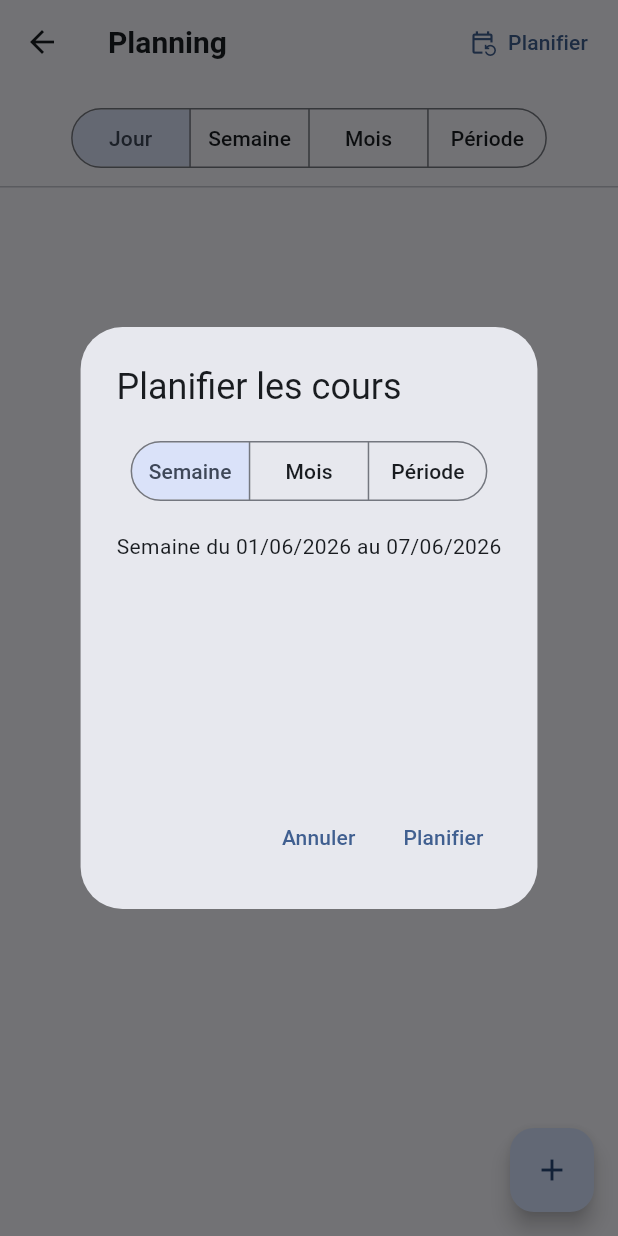
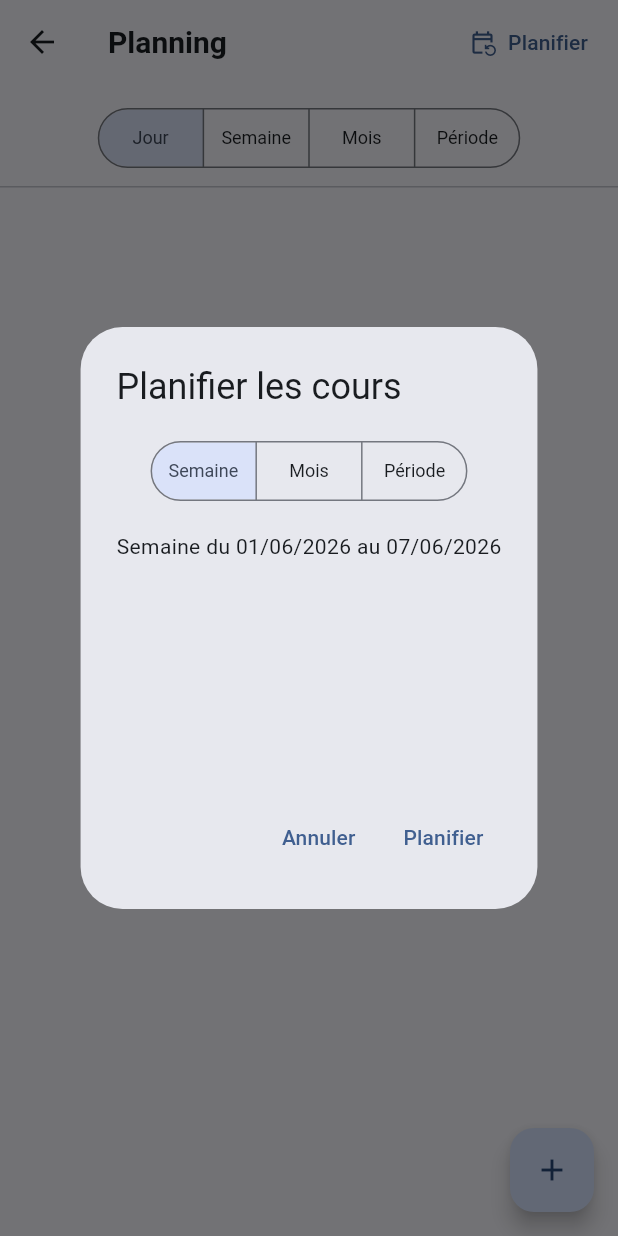
Before and after one commit to Voygon/professeur-cesu, a Flutter app: the DashboardScreen screen opened directly, after a tap on "Planifier", on a phone screen of 412 x 824 dp. Run offline on Flutter 3.47's test engine with Material 3 defaults, Android fonts, the phone set to English and light mode, and no system bars; our stand-ins replace drift, file_picker, flutter_local_notifications, flutter_riverpod, flutter_secure_storage, local_auth and 4 more; missing offline and left inert: encrypt; accounts and stored records are empty; generated files the repository leaves out were written again.

Commit message:
fix: texte SegmentedButton trop grand sur petits écrans
Réduit la taille du texte à 12px sur les deux SegmentedButton du
dashboard (barre de mode et dialog de planification) pour éviter
le retour à la ligne sur les téléphones à faible densité.

Co-Authored-By: Claude Sonnet 4.6 <noreply@anthropic.com>

```diff
--- a/lib/features/dashboard/screens/dashboard_screen.dart
+++ b/lib/features/dashboard/screens/dashboard_screen.dart
@@ -191,6 +191,9 @@ class _DashboardScreenState extends ConsumerState<DashboardScreen> {
                   // Selecteur de mode
                   SegmentedButton<String>(
                     showSelectedIcon: false,
+                    style: SegmentedButton.styleFrom(
+                      textStyle: const TextStyle(fontSize: 12),
+                    ),
                     segments: const [
                       ButtonSegment(value: 'semaine', label: Text('Semaine')),
                       ButtonSegment(value: 'mois', label: Text('Mois')),
@@ -467,6 +470,9 @@ class _DashboardScreenState extends ConsumerState<DashboardScreen> {
               children: [
                 SegmentedButton<_Mode>(
                   showSelectedIcon: false,
+                  style: SegmentedButton.styleFrom(
+                    textStyle: const TextStyle(fontSize: 12),
+                  ),
                   segments: const [
                     ButtonSegment(value: _Mode.jour, label: Text('Jour')),
                     ButtonSegment(
```
